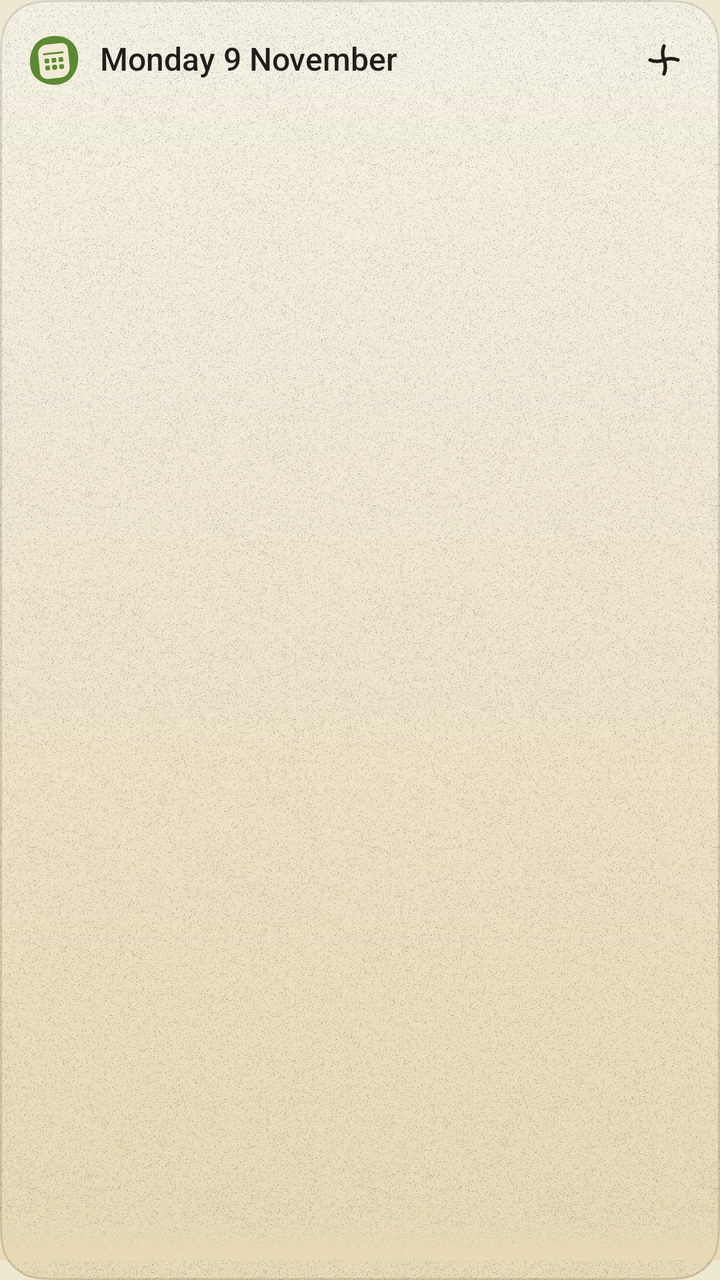
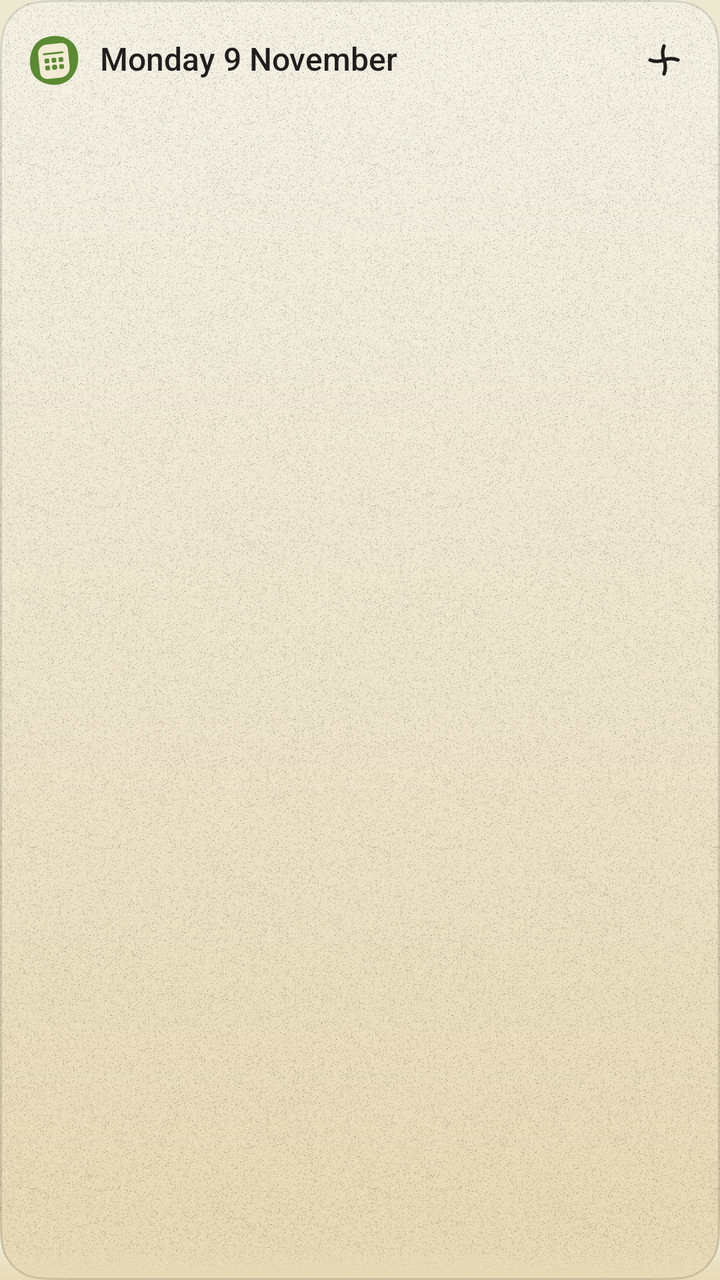

Compare the two renders of this Android layout. The source of the first and the diff that turns it into the second are given below.
<!-- AndroidManifest.xml: application theme AppTheme -->
<!-- res/layout/widget_today.xml -->
<?xml version="1.0" encoding="utf-8"?>
<FrameLayout xmlns:android="http://schemas.android.com/apk/res/android"
    android:id="@android:id/background"
    android:clipToOutline="true"
    android:outlineProvider="bounds"
    android:layout_width="match_parent"
    android:layout_height="match_parent"
    android:background="@drawable/wgen_panel_ground"
    android:foreground="@drawable/wgen_panel_edge">

    <LinearLayout
        android:layout_width="match_parent"
        android:layout_height="match_parent"
        android:orientation="vertical">

        <LinearLayout
            android:layout_width="match_parent"
            android:layout_height="wrap_content"
            android:minHeight="52dp"
            android:layout_marginStart="6dp"
            android:layout_marginTop="4dp"
            android:layout_marginEnd="4dp"
            android:gravity="center_vertical"
            android:orientation="horizontal">

            <LinearLayout
                android:id="@+id/today_open"
                android:layout_width="0dp"
                android:layout_height="wrap_content"
                android:minHeight="48dp"
                android:layout_weight="1"
                android:background="@drawable/wgen_row_press"
                android:contentDescription="@string/widget_open_today"
                android:gravity="center_vertical"
                android:orientation="horizontal"
                android:paddingStart="8dp"
                android:paddingTop="4dp"
                android:paddingEnd="8dp"
                android:paddingBottom="4dp">

                <ImageView
                    android:layout_width="26dp"
                    android:layout_height="26dp"
                    android:importantForAccessibility="no"
                    android:src="@drawable/ic_widget_mark" />

                <LinearLayout
                    android:layout_width="0dp"
                    android:layout_height="wrap_content"
                    android:layout_marginStart="10dp"
                    android:layout_weight="1"
                    android:orientation="vertical">

                    <FrameLayout
                        android:layout_width="wrap_content"
                        android:layout_height="wrap_content">

                        <ImageView
                            android:id="@+id/today_title_image"
                            android:layout_width="wrap_content"
                            android:layout_height="wrap_content"
                            android:visibility="gone" />

                        <TextView
                            android:id="@+id/today_title"
                            style="@style/WidgetText.Title"
                            android:layout_width="wrap_content"
                            android:layout_height="wrap_content"
                            android:ellipsize="end"
                            android:maxLines="1"
                            android:text="@string/widget_preview_today" />
                    </FrameLayout>

                    <TextView
                        android:id="@+id/today_weather"
                        style="@style/WidgetText.Meta"
                        android:layout_width="match_parent"
                        android:layout_height="wrap_content"
                        android:ellipsize="end"
                        android:maxLines="1"
                        android:visibility="gone" />
                </LinearLayout>
            </LinearLayout>

            <ImageView
                android:id="@+id/today_add"
                style="@style/WidgetIconButton.Head"
                android:background="@drawable/wgen_press_1"
                android:contentDescription="@string/widget_new_event"
                android:src="@drawable/wgen_g_plus" />
        </LinearLayout>

        <FrameLayout
            android:layout_width="match_parent"
            android:layout_height="0dp"
            android:layout_weight="1">

            <ListView
                android:id="@+id/today_list"
                android:listSelector="@android:color/transparent"
                android:layout_width="match_parent"
                android:layout_height="match_parent"
                android:divider="@null"
                android:dividerHeight="0dp"
                android:paddingStart="6dp"
                android:paddingEnd="6dp"
                android:paddingBottom="10dp"
                android:clipToPadding="true"
                android:scrollbars="none" />

            
            <FrameLayout
                android:layout_width="match_parent"
                android:layout_height="20dp"
                android:layout_gravity="bottom"
                android:layout_marginBottom="10dp"
                android:background="@drawable/wgen_fade_ground" />

            <LinearLayout
                android:id="@+id/today_static"
                android:layout_width="match_parent"
                android:layout_height="wrap_content"
                android:orientation="vertical"
                android:paddingStart="6dp"
                android:paddingEnd="6dp"
                android:visibility="gone" />

            <TextView
                android:id="@+id/today_empty"
                style="@style/WidgetText.Meta"
                android:layout_width="match_parent"
                android:layout_height="match_parent"
                android:gravity="center"
                android:padding="16dp"
                android:text="@string/widget_nothing_today"
                android:visibility="gone" />
        </FrameLayout>
    </LinearLayout>
</FrameLayout>
<!-- resources referenced by this layout -->
<resources>
  <!-- drawable wgen_fade_ground (drawable) -->
  <?xml version="1.0" encoding="utf-8"?>
  <shape xmlns:android="http://schemas.android.com/apk/res/android" android:shape="rectangle"><gradient android:angle="90" android:startColor="@color/wgen_ground_bottom" android:endColor="@color/wgen_ground_bottom_clear"/></shape>
  <!-- drawable wgen_press_1 (drawable) -->
  <?xml version="1.0" encoding="utf-8"?>
  <selector xmlns:android="http://schemas.android.com/apk/res/android" android:enterFadeDuration="90" android:exitFadeDuration="150">
    <item android:state_pressed="true"><inset android:inset="2dp" android:drawable="@drawable/wgen_pebble_1_given"/></item>
    <item android:drawable="@android:color/transparent"/>
  </selector>
  <!-- drawable wgen_row_press (drawable) -->
  <?xml version="1.0" encoding="utf-8"?>
  <selector xmlns:android="http://schemas.android.com/apk/res/android" android:exitFadeDuration="150">
    <item android:state_pressed="true" android:drawable="@drawable/wgen_row_tint"/>
    <item android:drawable="@android:color/transparent"/>
  </selector>
  <string name="widget_new_event">New event</string>
  <string name="widget_nothing_today">Nothing planned today</string>
  <string name="widget_open_today">Open My day in Agenda</string>
  <string name="widget_preview_today">Monday 9 November</string>
  <style name="WidgetIconButton.Head">
          <item name="android:padding">13dp</item>
          <item name="android:scaleType">fitCenter</item>
      </style>
  <style name="WidgetText.Meta">
          <item name="android:textColor">@color/wgen_ink_muted</item>
          <item name="android:textSize">13sp</item>
          <item name="android:lineHeight">18sp</item>
      </style>
  <style name="WidgetText.Title">
          <item name="android:fontFamily">sans-serif-medium</item>
          <item name="android:textSize">16sp</item>
          <item name="android:lineHeight">22sp</item>
      </style>
  <style name="AppTheme" parent="Theme.AppCompat.DayNight.NoActionBar">
          <item name="android:editTextBackground">@drawable/rn_edit_text_material</item>
          <item name="android:windowBackground">@color/window_ground</item>
      </style>
  <color name="wgen_ground_bottom">#FFE8D9B5</color>
  <color name="wgen_ground_bottom_clear">#00E8D9B5</color>
  <color name="wgen_ink">#FF201E1D</color>
  <color name="wgen_hairline">#24201E1D</color>
  <!-- drawable wgen_pebble_1_given (drawable) -->
  <?xml version="1.0" encoding="utf-8"?>
  <vector xmlns:android="http://schemas.android.com/apk/res/android" android:width="48dp" android:height="48dp" android:viewportWidth="100" android:viewportHeight="100">
    <path android:pathData="M50.18,0.03 C28.99,-0.42 9.15,11.7 2.58,32.4 C-4.59,54.71 3.56,79.94 23.42,92.59 C43.07,104.72 69.67,101.64 86.01,85.68 C100.87,71.2 103.71,47.96 95.37,28.9 C87.44,10.71 70.38,0.48 50.18,0.03 Z" android:fillColor="@color/wgen_press"/>
  </vector>
  <color name="wgen_ink_muted">#FF5A574E</color>
  <color name="window_ground">#EDE8D0</color>
  <color name="wgen_press">#1A201E1D</color>
  <!-- drawable wgen_row_tint_tl (drawable) -->
  <?xml version="1.0" encoding="utf-8"?>
  <vector xmlns:android="http://schemas.android.com/apk/res/android" android:width="19.2dp" android:height="19.2dp" android:viewportWidth="19.2" android:viewportHeight="19.2">
    <group>
      <path android:pathData="M0,19.2 L0,19.2 C0,12.479,0,9.119,1.308,6.552 C2.458,4.294,4.294,2.458,6.552,1.308 C9.119,0,12.479,0,19.2,0 L19.2,19.2 Z" android:fillColor="@color/wgen_press"/>
    </group>
  </vector>
  <!-- unchanged entries left out for length: 13 -->
</resources>

<!-- the commit's change to res/layout/widget_today.xml (unified diff, before → after) -->
@@ -104,16 +104,15 @@
                 android:dividerHeight="0dp"
                 android:paddingStart="6dp"
                 android:paddingEnd="6dp"
-                android:paddingBottom="10dp"
-                android:clipToPadding="true"
+                android:paddingBottom="16dp"
+                android:clipToPadding="false"
                 android:scrollbars="none" />
 
             
             <FrameLayout
                 android:layout_width="match_parent"
-                android:layout_height="20dp"
+                android:layout_height="16dp"
                 android:layout_gravity="bottom"
-                android:layout_marginBottom="10dp"
                 android:background="@drawable/wgen_fade_ground" />
 
             <LinearLayout
